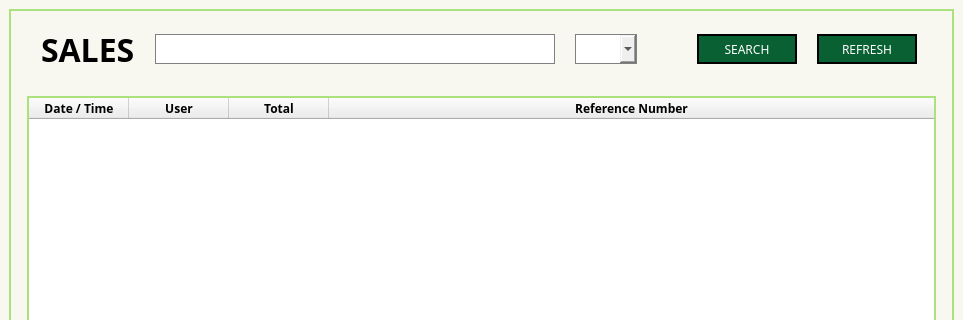
The window that Screens/MainMenuScreens/Sales/Sales.ui (Bideiro/Ranil_project_py) describes before a commit, drawn with Qt 5; both pictures show x 0 to 963 and y 0 to 320 of the 963 by 666 pixel window.
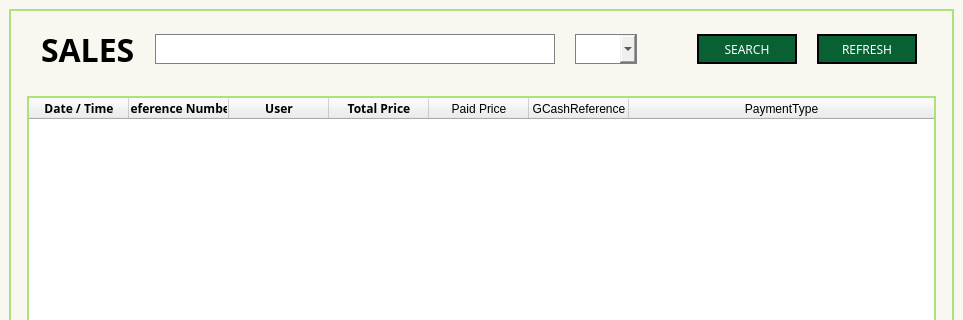
The same window after the commit.

What changed in the file:
```diff
--- a/Screens/MainMenuScreens/Sales/Sales.ui
+++ b/Screens/MainMenuScreens/Sales/Sales.ui
@@ -260,28 +260,6 @@
               </color>
              </property>
             </column>
-            <column>
-             <property name="text">
-              <string>User</string>
-             </property>
-             <property name="font">
-              <font>
-               <family>DM Sans</family>
-               <bold>true</bold>
-              </font>
-             </property>
-            </column>
-            <column>
-             <property name="text">
-              <string>Total</string>
-             </property>
-             <property name="font">
-              <font>
-               <family>DM Sans</family>
-               <bold>true</bold>
-              </font>
-             </property>
-            </column>
             <column>
              <property name="text">
               <string>Reference Number</string>
@@ -293,6 +271,43 @@
               </font>
              </property>
             </column>
+            <column>
+             <property name="text">
+              <string>User</string>
+             </property>
+             <property name="font">
+              <font>
+               <family>DM Sans</family>
+               <bold>true</bold>
+              </font>
+             </property>
+            </column>
+            <column>
+             <property name="text">
+              <string>Total Price</string>
+             </property>
+             <property name="font">
+              <font>
+               <family>DM Sans</family>
+               <bold>true</bold>
+              </font>
+             </property>
+            </column>
+            <column>
+             <property name="text">
+              <string>Paid Price</string>
+             </property>
+            </column>
+            <column>
+             <property name="text">
+              <string>GCashReference</string>
+             </property>
+            </column>
+            <column>
+             <property name="text">
+              <string>PaymentType</string>
+             </property>
+            </column>
            </widget>
           </item>
          </layout>
```
